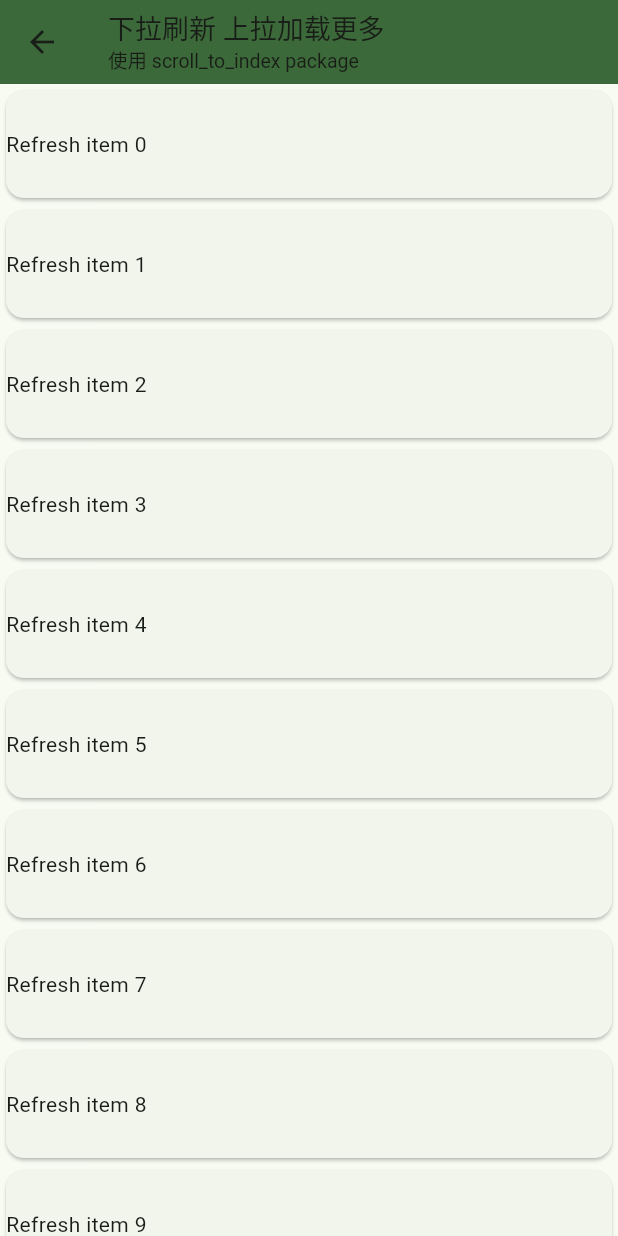
After one commit to conghaonet/flutter_demo, a Flutter app: the RefreshLoadMorePage screen opened by its route, on a phone screen of 412 x 824 dp. The commit adds this screen. Run offline on Flutter 3.47's test engine with Material 2 defaults, Android fonts, the light colour scheme and no system bars; our stand-ins replace go_router, scroll_to_index.

Commit message:
add RefreshLoadMorePage

```diff
--- a/lib/src/app_router.dart
+++ b/lib/src/app_router.dart
@@ -1,6 +1,7 @@
 import 'package:flutter/material.dart';
 import 'package:flutter_demo/src/home_page.dart';
 import 'package:flutter_demo/src/page/image_cache_page.dart';
+import 'package:flutter_demo/src/page/refresh_load_more_page.dart';
 import 'package:flutter_demo/src/page/scroll_listener_page.dart';
 import 'package:flutter_demo/src/page/scroll_to_index_page.dart';
 import 'package:flutter_demo/src/page/scroll_to_index_page2.dart';
@@ -36,6 +37,10 @@ class AppRouter {
             path: ScrollToIndexPage2.pagePathName,
             builder: (BuildContext context, GoRouterState state) => const ScrollToIndexPage2(),
           ),
+          GoRoute(
+            path: RefreshLoadMorePage.pagePathName,
+            builder: (BuildContext context, GoRouterState state) => const RefreshLoadMorePage(),
+          ),
         ],
       ),
     ],
--- a/lib/src/home_page.dart
+++ b/lib/src/home_page.dart
@@ -1,5 +1,6 @@
 import 'package:flutter/material.dart';
 import 'package:flutter_demo/src/page/image_cache_page.dart';
+import 'package:flutter_demo/src/page/refresh_load_more_page.dart';
 import 'package:flutter_demo/src/page/scroll_listener_page.dart';
 import 'package:flutter_demo/src/page/scroll_to_index_page.dart';
 import 'package:flutter_demo/src/page/scroll_to_index_page2.dart';
@@ -42,5 +43,6 @@ class HomePage extends StatelessWidget {
     "列表滚动监听": "/${ScrollListenerPage.pagePathName}",
     "滑动到指定位置": '/${ScrollToIndexPage.pagePathName}',
     "滑动到指定位置2": "/${ScrollToIndexPage2.pagePathName}",
+    "下拉刷新+上拉加载更多": "/${RefreshLoadMorePage.pagePathName}",
   };
 }
--- /dev/null
+++ b/lib/src/page/refresh_load_more_page.dart
@@ -0,0 +1,86 @@
+import 'package:flutter/material.dart';
+import 'dart:math' as math;
+
+class RefreshLoadMorePage extends StatefulWidget {
+  static const pagePathName = 'refresh_load_more';
+  const RefreshLoadMorePage({Key? key}) : super(key: key);
+
+  @override
+  State<RefreshLoadMorePage> createState() => _RefreshLoadMorePageState();
+}
+
+class _RefreshLoadMorePageState extends State<RefreshLoadMorePage> {
+  final List<int> _dataList = [];
+  static const int perPageCount = 30;
+  static const int maxItemCount = 130;
+
+  @override
+  void initState() {
+    super.initState();
+    _loadData();
+  }
+
+  Future<void> _loadData({bool isLoadMore = false}) async {
+    if(!isLoadMore) _dataList.clear();
+    int itemCount = math.min(_dataList.length + perPageCount, maxItemCount);
+    int startIndex = isLoadMore ? math.min(_dataList.length, maxItemCount) : 0;
+    for(; startIndex < itemCount; startIndex++) {
+      _dataList.add(startIndex);
+    }
+    return await Future.delayed(const Duration(seconds: 1), () async {
+      if(mounted) {
+        setState(() {
+        });
+      }
+    });
+
+  }
+
+  @override
+  Widget build(BuildContext context) {
+    return Scaffold(
+      appBar: AppBar(
+        title: Column(
+          crossAxisAlignment: CrossAxisAlignment.start,
+          children: const [
+            Text('下拉刷新 上拉加载更多', style: TextStyle(fontSize: 18),),
+            Text('使用 scroll_to_index package', style: TextStyle(fontSize: 13),),
+          ],
+        ),
+      ),
+      body: SafeArea(
+        child: RefreshIndicator(
+          onRefresh: _loadData,
+          child: ListView.builder(
+            restorationId: 'refresh_load_more1',
+            itemCount: _dataList.length + (_dataList.length < maxItemCount ? 1 : 0),
+            itemExtent: 80,
+            itemBuilder: (context, index) {
+              if(index < _dataList.length) {
+                return Card(
+                  child: Align(
+                    alignment: Alignment.centerLeft,
+                    child: Text('${index < perPageCount ? 'Refresh' : 'Load more'} item $index'),
+                  ),
+                );
+              } else {
+                Future.delayed(const Duration(milliseconds: 100), () {
+                  if(mounted) _loadData(isLoadMore: true);
+                });
+                return const Center(
+                  child: SizedBox(
+                    height: 20,
+                    width: 20,
+                    child: CircularProgressIndicator(
+                      valueColor:AlwaysStoppedAnimation<Color>(Colors.blue),
+                    ),
+                  ),
+                );
+              }
+            },
+          ),
+        ),
+      ),
+    );
+  }
+}
```
